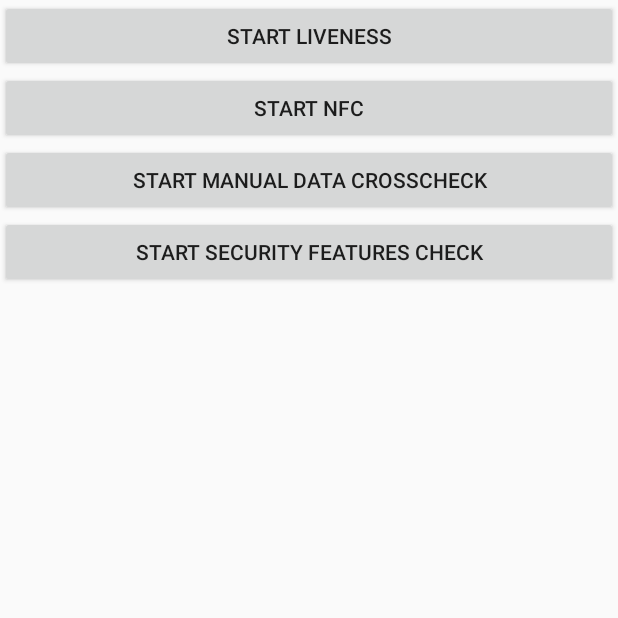
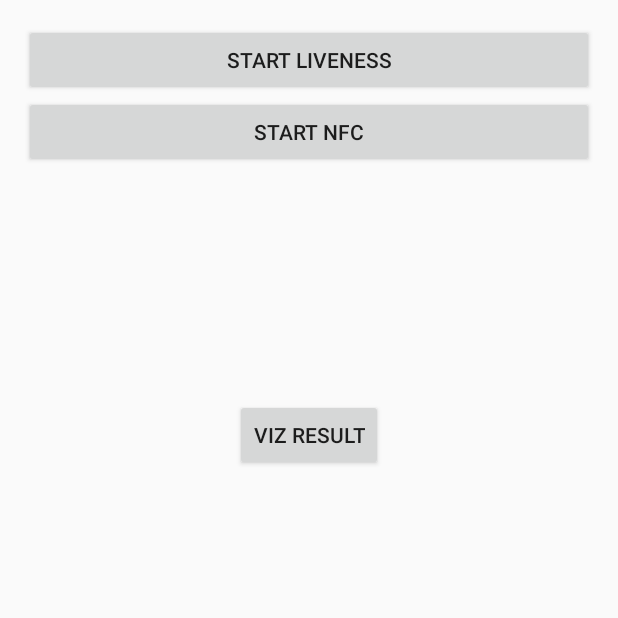
Before and after one commit to verifai-id-verification/example-app-android, an Android app built with Jetpack Compose: the VerifaiResultActivity screen opened directly, with no data from a screen before it, on a phone screen of 412 x 824 dp, the top half of it. Run offline under Robolectric (Android 15) with nearby library versions, the phone set to English and light mode, and no system bars; libraries missing offline, so code that uses them is left out: com.verifai.core, com.verifai.liveness, com.verifai.nfc; 4 statements that could not run were skipped.

Commit message:
Upgrade sdk to v4.8.0
Remove start_manual_data_crosscheck and start_manual_security_features.

```diff
--- a/java/app/build.gradle
+++ b/java/app/build.gradle
@@ -36,7 +36,7 @@ android {
 
 ext {
     // Verifai sdk version
-    verifai_version = "4.6.0"
+    verifai_version = "4.8.0"
 }
 
 dependencies {
@@ -46,6 +46,4 @@ dependencies {
     api "com.verifai:core:$verifai_version"
     implementation "com.verifai:nfc:$verifai_version"
     implementation "com.verifai:liveness-check:$verifai_version"
-    implementation "com.verifai:manual-security-features-check:$verifai_version"
-    implementation "com.verifai:manual-data-crosscheck:$verifai_version"
 }
--- a/kotlin/app/src/main/AndroidManifest.xml
+++ b/kotlin/app/src/main/AndroidManifest.xml
@@ -30,10 +30,12 @@
             android:exported="true">
             <intent-filter>
                 <action android:name="android.intent.action.MAIN" />
-
                 <category android:name="android.intent.category.LAUNCHER" />
             </intent-filter>
         </activity>
-    </application>
+        <activity android:name=".GeneralResultActivity"
+            android:exported="true">
+        </activity>
+</application>
 
 </manifest>
--- a/kotlin/app/src/main/java/com/verifai/example/VerifaiResultActivity.kt
+++ b/kotlin/app/src/main/java/com/verifai/example/VerifaiResultActivity.kt
@@ -1,7 +1,9 @@
 package com.verifai.example
 
+import android.content.Intent
 import android.os.Bundle
 import android.util.Log
+import android.view.View
 import androidx.appcompat.app.AppCompatActivity
 import com.verifai.core.Verifai
 import com.verifai.example.databinding.ActivityVerifaiResultBinding
@@ -12,13 +14,6 @@ import com.verifai.liveness.checks.FaceMatching
 import com.verifai.liveness.checks.Tilt
 import com.verifai.liveness.result.VerifaiFaceMatchingCheckResult
 import com.verifai.liveness.result.VerifaiLivenessCheckResults
-import com.verifai.manual_data_crosscheck.VerifaiManualDataCrossCheck
-import com.verifai.manual_data_crosscheck.listeners.VerifaiManualDataCrossCheckListener
-import com.verifai.manual_data_crosscheck.results.VerifaiManualDataCrossCheckResult
-import com.verifai.manual_security_features_check.VerifaiManualSecurityFeaturesCheck
-import com.verifai.manual_security_features_check.exceptions.SecurityFeaturesNotFoundException
-import com.verifai.manual_security_features_check.listeners.VerifaiManualSecurityFeaturesCheckListener
-import com.verifai.manual_security_features_check.results.VerifaiManualSecurityFeaturesResult
 import com.verifai.nfc.VerifaiNfc
 import com.verifai.nfc.VerifaiNfcResultListener
 import com.verifai.nfc.result.VerifaiNfcResult
@@ -58,52 +53,6 @@ class VerifaiResultActivity : AppCompatActivity() {
         }
 
         /**
-         * Start the Manual Data Crosscheck based on the scan result.
-         */
-        binding.contentResult.startManualDataCrosscheckButton.setOnClickListener {
-            VerifaiManualDataCrossCheck.start(
-                this,
-                MainActivity.verifaiResult!!,
-                object : VerifaiManualDataCrossCheckListener {
-                    override fun onResult(result: VerifaiManualDataCrossCheckResult) {
-                        Verifai.logger?.log("Manual Data Crosscheck Completed")
-                    }
-
-                    override fun onCanceled() {
-                    }
-
-                    override fun onError(e: Throwable) {
-                        e.printStackTrace()
-                    }
-                })
-        }
-
-        /**
-         * Start the Manual Security Features Check based on the scan result.
-         */
-        binding.contentResult.startManualSecurityFeaturesCheckButton.setOnClickListener {
-            VerifaiManualSecurityFeaturesCheck.start(
-                this,
-                MainActivity.verifaiResult,
-                object : VerifaiManualSecurityFeaturesCheckListener {
-                    override fun onResult(result: VerifaiManualSecurityFeaturesResult) {
-                        Verifai.logger?.log("Manual Security Features Completed")
-                    }
-
-                    override fun onCanceled() {
-
-                    }
-
-                    override fun onError(e: Throwable) {
-                        if (e is SecurityFeaturesNotFoundException) {
-                            Verifai.logger?.log("This document does not have any security features.")
-                        }
-                    }
-
-                })
-        }
-
-        /**
          * Start the Liveness Check. A scan result is only needed for the face match. Without the
          * face match the liveness check can also run separately.
          */
@@ -138,6 +87,21 @@ class VerifaiResultActivity : AppCompatActivity() {
         binding.contentResult.mrzValue.text = MainActivity.verifaiResult?.mrzData?.mrzString
         binding.contentResult.firstNameValue.text = MainActivity.verifaiResult?.mrzData?.firstName
         binding.contentResult.lastNameValue.text = MainActivity.verifaiResult?.mrzData?.lastName
+
+        MainActivity.verifaiResult?.visualInspectionZoneResult.also { map ->
+            binding.vizDetailsBtn.setOnClickListener {
+                val intent = Intent(this, GeneralResultActivity::class.java)
+                intent.putExtra("title", "VIZ result")
+                val res: HashMap<String, String> = HashMap()
+                map?.forEach {
+                    res[it.key] = it.value
+                }
+                intent.putExtra("result", res)
+                startActivity(intent)
+            }
+        } ?: run {
+            binding.vizDetailsBtn.visibility = View.GONE
+        }
     }
 
     companion object {
--- a/kotlin/app/src/main/res/layout/activity_verifai_result.xml
+++ b/kotlin/app/src/main/res/layout/activity_verifai_result.xml
@@ -1,12 +1,35 @@
 <?xml version="1.0" encoding="utf-8"?>
-<androidx.coordinatorlayout.widget.CoordinatorLayout xmlns:android="http://schemas.android.com/apk/res/android"
+<androidx.constraintlayout.widget.ConstraintLayout xmlns:android="http://schemas.android.com/apk/res/android"
+    xmlns:app="http://schemas.android.com/apk/res-auto"
     xmlns:tools="http://schemas.android.com/tools"
+    android:id="@+id/coordinatorLayout"
     android:layout_width="match_parent"
     android:layout_height="match_parent"
     android:fitsSystemWindows="true"
     tools:context=".VerifaiResultActivity">
 
-    <include layout="@layout/content_verifai_result"
-        android:id="@+id/content_result"/>
+    <include
+        android:id="@+id/content_result"
+        layout="@layout/content_verifai_result"
+        android:layout_width="0dp"
+        android:layout_height="wrap_content"
+        android:layout_marginStart="16dp"
+        android:layout_marginTop="16dp"
+        android:layout_marginEnd="16dp"
+        app:layout_constraintEnd_toEndOf="parent"
+        app:layout_constraintStart_toStartOf="parent"
+        app:layout_constraintTop_toTopOf="parent" />
 
-</androidx.coordinatorlayout.widget.CoordinatorLayout>
+    <Button
+        android:id="@+id/vizDetailsBtn"
+        android:layout_width="wrap_content"
+        android:layout_height="wrap_content"
+        android:layout_marginStart="16dp"
+        android:layout_marginEnd="16dp"
+        android:layout_marginBottom="16dp"
+        android:text="VIZ result"
+        app:layout_constraintTop_toBottomOf="@+id/content_result"
+        app:layout_constraintEnd_toEndOf="parent"
+        app:layout_constraintStart_toStartOf="parent" />
+
+</androidx.constraintlayout.widget.ConstraintLayout>
--- a/kotlin/app/src/main/res/layout/content_verifai_result.xml
+++ b/kotlin/app/src/main/res/layout/content_verifai_result.xml
@@ -18,18 +18,6 @@
             android:layout_width="match_parent"
             android:layout_height="wrap_content"
             android:text="Start NFC" />
-
-        <Button
-            android:id="@+id/start_manual_data_crosscheck_button"
-            android:layout_width="match_parent"
-            android:layout_height="wrap_content"
-            android:text="Start Manual Data Crosscheck" />
-
-        <Button
-            android:id="@+id/start_manual_security_features_check_button"
-            android:layout_width="match_parent"
-            android:layout_height="wrap_content"
-            android:text="Start Security Features Check" />
 
         <TextView
             android:id="@+id/mrz_value"
--- a/kotlin/build.gradle
+++ b/kotlin/build.gradle
@@ -1,4 +1,7 @@
 // Top-level build file where you can add configuration options common to all sub-projects/modules.
+ext {
+    compose_version = '1.0.5'
+}
 
 buildscript {
     ext.kotlin_version = '1.5.31'
```
Also changed, not shown: java/app/src/main/java/com/verifai/example/MainActivity.java (+0 -60 lines), kotlin/app/build.gradle (+15 -5 lines), kotlin/app/src/main/java/com/verifai/example/GeneralResultActivity.kt (added, +87 -0 lines), kotlin/app/src/main/java/com/verifai/example/MainActivity.kt (+1 -9 lines), kotlin/app/src/main/res/layout/activity_main.xml (+14 -13 lines), 2 other files.
